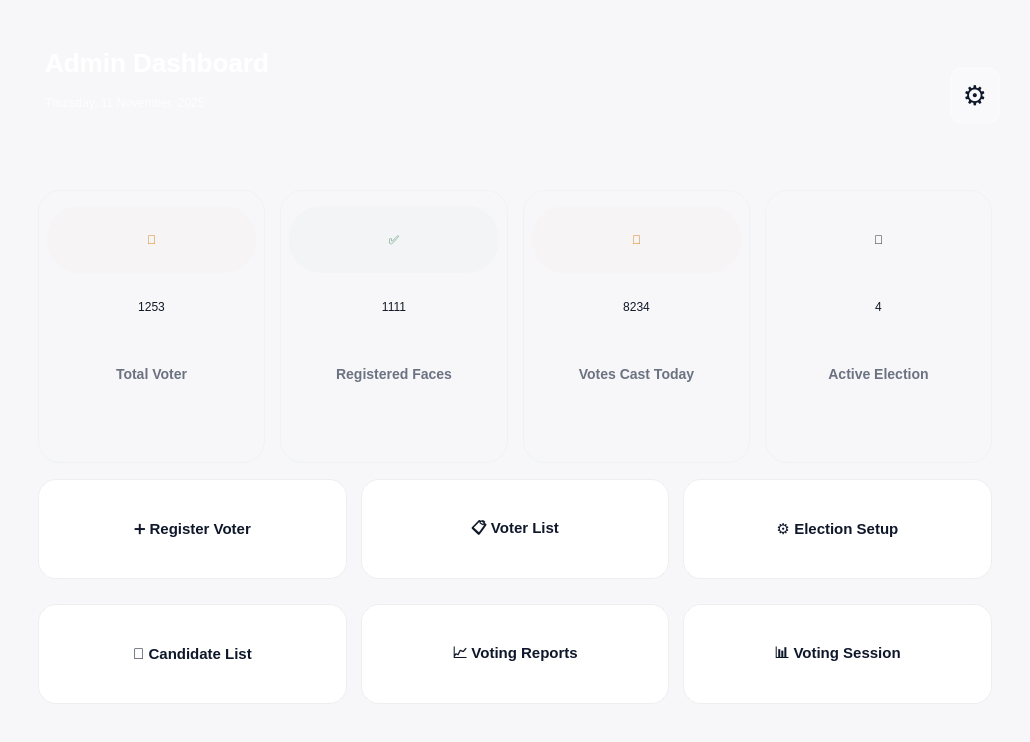
Qt form software/main.ui (SazidAhmedEkram/smart-evm) before a commit.
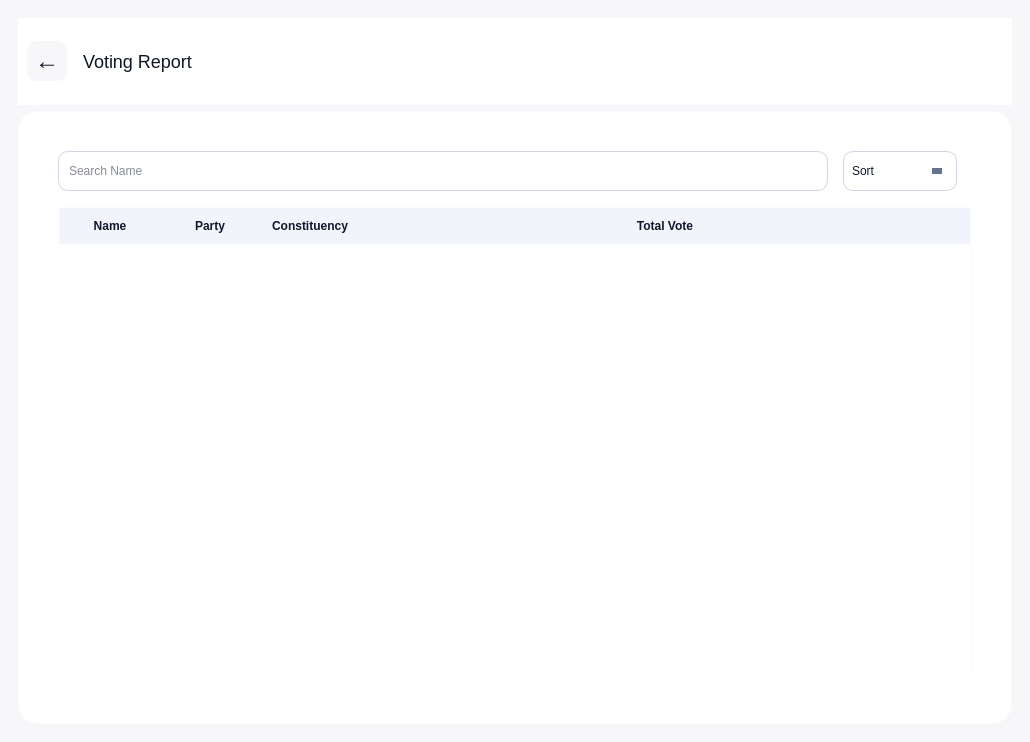
The same form after that commit. The open tabs and pages were chosen to show the change. Icons and pictures are not drawn.

Commit message: Implement the voting Report

What changed in the file:
```diff
--- a/software/main.ui
+++ b/software/main.ui
@@ -5415,6 +5415,373 @@
         </item>
        </layout>
       </widget>
+      <widget class="QWidget" name="page9">
+       <layout class="QGridLayout" name="gridLayout_15">
+        <item row="0" column="0">
+         <widget class="QFrame" name="topBar9">
+          <property name="sizePolicy">
+           <sizepolicy hsizetype="Preferred" vsizetype="Preferred">
+            <horstretch>0</horstretch>
+            <verstretch>0</verstretch>
+           </sizepolicy>
+          </property>
+          <property name="minimumSize">
+           <size>
+            <width>0</width>
+            <height>87</height>
+           </size>
+          </property>
+          <property name="styleSheet">
+           <string notr="true">background-color: rgb(255, 255, 255);
+</string>
+          </property>
+          <layout class="QHBoxLayout" name="horizontalLayout_3">
+           <item alignment="Qt::AlignmentFlag::AlignVCenter">
+            <widget class="QPushButton" name="backBtn9">
+             <property name="sizePolicy">
+              <sizepolicy hsizetype="Expanding" vsizetype="Expanding">
+               <horstretch>0</horstretch>
+               <verstretch>0</verstretch>
+              </sizepolicy>
+             </property>
+             <property name="minimumSize">
+              <size>
+               <width>40</width>
+               <height>40</height>
+              </size>
+             </property>
+             <property name="maximumSize">
+              <size>
+               <width>40</width>
+               <height>40</height>
+              </size>
+             </property>
+             <property name="sizeIncrement">
+              <size>
+               <width>40</width>
+               <height>40</height>
+              </size>
+             </property>
+             <property name="font">
+              <font>
+               <family>Segoe UI</family>
+               <pointsize>18</pointsize>
+               <bold>false</bold>
+              </font>
+             </property>
+             <property name="styleSheet">
+              <string notr="true">QPushButton {
+border-radius: 10px;
+  background: rgb(247, 247, 250);;
+}
+
+QPushButton:hover {
+   background: rgba(0,0,0,0.04);
+}
+
+QPushButton:pressed {
+    background: rgb(222, 226, 236)
+}
+</string>
+             </property>
+             <property name="text">
+              <string>←</string>
+             </property>
+            </widget>
+           </item>
+           <item alignment="Qt::AlignmentFlag::AlignVCenter">
+            <widget class="QLabel" name="label9">
+             <property name="font">
+              <font>
+               <family>Segoe UI</family>
+               <pointsize>-1</pointsize>
+               <italic>false</italic>
+               <bold>false</bold>
+              </font>
+             </property>
+             <property name="styleSheet">
+              <string notr="true">color: #0f1724; /* dark slate */
+  padding-left: 6px;
+font: 18px;</string>
+             </property>
+             <property name="text">
+              <string>Voting Report</string>
+             </property>
+            </widget>
+           </item>
+          </layout>
+         </widget>
+        </item>
+        <item row="1" column="0">
+         <widget class="QWidget" name="backCard9" native="true">
+          <property name="sizePolicy">
+           <sizepolicy hsizetype="Expanding" vsizetype="MinimumExpanding">
+            <horstretch>1</horstretch>
+            <verstretch>1</verstretch>
+           </sizepolicy>
+          </property>
+          <property name="minimumSize">
+           <size>
+            <width>0</width>
+            <height>70</height>
+           </size>
+          </property>
+          <property name="maximumSize">
+           <size>
+            <width>16777215</width>
+            <height>16777215</height>
+           </size>
+          </property>
+          <property name="styleSheet">
+           <string notr="true">background-color: rgb(255, 255, 255);
+border-radius: 20px;
+border: 1px solid rgb(252, 251, 253);</string>
+          </property>
+          <layout class="QGridLayout" name="gridLayout_14">
+           <property name="leftMargin">
+            <number>40</number>
+           </property>
+           <property name="topMargin">
+            <number>40</number>
+           </property>
+           <property name="rightMargin">
+            <number>40</number>
+           </property>
+           <property name="bottomMargin">
+            <number>40</number>
+           </property>
+           <property name="spacing">
+            <number>15</number>
+           </property>
+           <item row="2" column="0" colspan="3">
+            <widget class="QTableWidget" name="tableWidget9">
+             <property name="styleSheet">
+              <string notr="true">QTableWidget {
+    background: white;
+    border-radius: 12px;
+}
+
+QHeaderView::section {
+    background-color: #f1f4fa;
+    padding: 10px;
+    border: none;
+    font-weight: bold;
+}
+
+QTableWidget::item {
+    padding: 10px;
+}
+
+QScrollBar:vertical {
+    background: transparent;
+    width: 10px;
+    margin: 0px;
+    border-radius: 5px;
+}
+
+QScrollBar::handle:vertical {
+    background: rgba(120, 130, 150, 0.4); /* subtle modern handle */
+    min-height: 30px;
+    border-radius: 5px;
+}
+
+QScrollBar::handle:vertical:hover {
+    background: rgba(120, 130, 150, 0.6); /* hover effect */
+}
+
+QScrollBar::add-line:vertical,
+QScrollBar::sub-line:vertical {
+    background: transparent;
+    height: 0px;
+}
+
+QScrollBar::add-page:vertical,
+QScrollBar::sub-page:vertical {
+    background: transparent;
+}
+
+/* Horizontal ScrollBar (if needed) */
+QScrollBar:horizontal {
+    background: transparent;
+    height: 10px;
+    border-radius: 5px;
+}
+
+QScrollBar::handle:horizontal {
+    background: rgba(120, 130, 150, 0.4);
+    min-width: 30px;
+    border-radius: 5px;
+}
+
+QScrollBar::handle:horizontal:hover {
+    background: rgba(120, 130, 150, 0.6);
+}
+
+QScrollBar::add-line:horizontal,
+QScrollBar::sub-line:horizontal {
+    background: transparent;
+    width: 0px;
+}
+
+QScrollBar::add-page:horizontal,
+QScrollBar::sub-page:horizontal {
+    background: transparent;
+}
+</string>
+             </property>
+             <property name="sizeAdjustPolicy">
+              <enum>QAbstractScrollArea::SizeAdjustPolicy::AdjustIgnored</enum>
+             </property>
+             <property name="editTriggers">
+              <set>QAbstractItemView::EditTrigger::NoEditTriggers</set>
+             </property>
+             <property name="alternatingRowColors">
+              <bool>true</bool>
+             </property>
+             <property name="selectionBehavior">
+              <enum>QAbstractItemView::SelectionBehavior::SelectRows</enum>
+             </property>
+             <property name="showGrid">
+              <bool>false</bool>
+             </property>
+             <property name="gridStyle">
+              <enum>Qt::PenStyle::DashLine</enum>
+             </property>
+             <property name="columnCount">
+              <number>4</number>
+             </property>
+             <attribute name="horizontalHeaderVisible">
+              <bool>true</bool>
+             </attribute>
+             <attribute name="horizontalHeaderCascadingSectionResizes">
+              <bool>false</bool>
+             </attribute>
+             <attribute name="horizontalHeaderDefaultSectionSize">
+              <number>100</number>
+             </attribute>
+             <attribute name="horizontalHeaderHighlightSections">
+              <bool>true</bool>
+             </attribute>
+             <attribute name="horizontalHeaderShowSortIndicator" stdset="0">
+              <bool>false</bool>
+             </attribute>
+             <attribute name="horizontalHeaderStretchLastSection">
+              <bool>true</bool>
+             </attribute>
+             <attribute name="verticalHeaderVisible">
+              <bool>false</bool>
+             </attribute>
+             <attribute name="verticalHeaderDefaultSectionSize">
+              <number>55</number>
+             </attribute>
+             <attribute name="verticalHeaderStretchLastSection">
+              <bool>false</bool>
+             </attribute>
+             <column>
+              <property name="text">
+               <string>Name</string>
+              </property>
+             </column>
+             <column>
+              <property name="text">
+               <string>Party</string>
+              </property>
+             </column>
+             <column>
+              <property name="text">
+               <string>Constituency</string>
+              </property>
+             </column>
+             <column>
+              <property name="text">
+               <string>Total Vote</string>
+              </property>
+             </column>
+            </widget>
+           </item>
+           <item row="1" column="1">
+            <widget class="QComboBox" name="comboBox9">
+             <property name="sizePolicy">
+              <sizepolicy hsizetype="Preferred" vsizetype="Preferred">
+               <horstretch>0</horstretch>
+               <verstretch>0</verstretch>
+              </sizepolicy>
+             </property>
+             <property name="minimumSize">
+              <size>
+               <width>0</width>
+               <height>40</height>
+              </size>
+             </property>
+             <property name="styleSheet">
+              <string notr="true">QComboBox {
+    border: 1px solid #d0d7e2;
+    border-radius: 10px;
+    padding: 8px 32px 8px 8px;
+    background: white;
+}
+
+/* Remove drop-down box completely */
+QComboBox::drop-down {
+    subcontrol-origin: padding;
+    subcontrol-position: top right;
+    width: 28px;
+    border: none;
+    background: transparent;
+}
+
+/* Triangle arrow only */
+QComboBox::down-arrow {
+    width: 0;
+    height: 0;
+    border-left: 5px solid transparent;
+    border-right: 5px solid transparent;
+    border-top: 6px solid #64748b;
+    margin-right: 10px;
+}
+
+QComboBox:hover {
+    border: 1px solid rgba(208, 215, 240, 0.7);   /* hover border color */
+    background: rgba(242, 245, 253, 0.7);       /* slight hover background */
+}</string>
+             </property>
+             <property name="placeholderText">
+              <string>Sort</string>
+             </property>
+            </widget>
+           </item>
+           <item row="1" column="0">
+            <widget class="QLineEdit" name="lineEdit9">
+             <property name="minimumSize">
+              <size>
+               <width>0</width>
+               <height>40</height>
+              </size>
+             </property>
+             <property name="styleSheet">
+              <string notr="true">QLineEdit{
+   border: 1px solid #d0d7e2;
+    border-radius: 10px;
+    padding: 8px;
+    background: white;
+}
+
+QLineEdit:hover {
+    border: 1px solid rgba(208, 215, 240, 0.7);   /* hover border color */
+    background: rgba(242, 245, 253, 0.7);       /* slight hover background */
+}
+</string>
+             </property>
+             <property name="placeholderText">
+              <string>Search Name</string>
+             </property>
+            </widget>
+           </item>
+          </layout>
+         </widget>
+        </item>
+       </layout>
+      </widget>
      </widget>
     </item>
    </layout>
```
Left out of the diff: 2 changed lines with no effect on the pictures. The commit also changes 5 other files.
